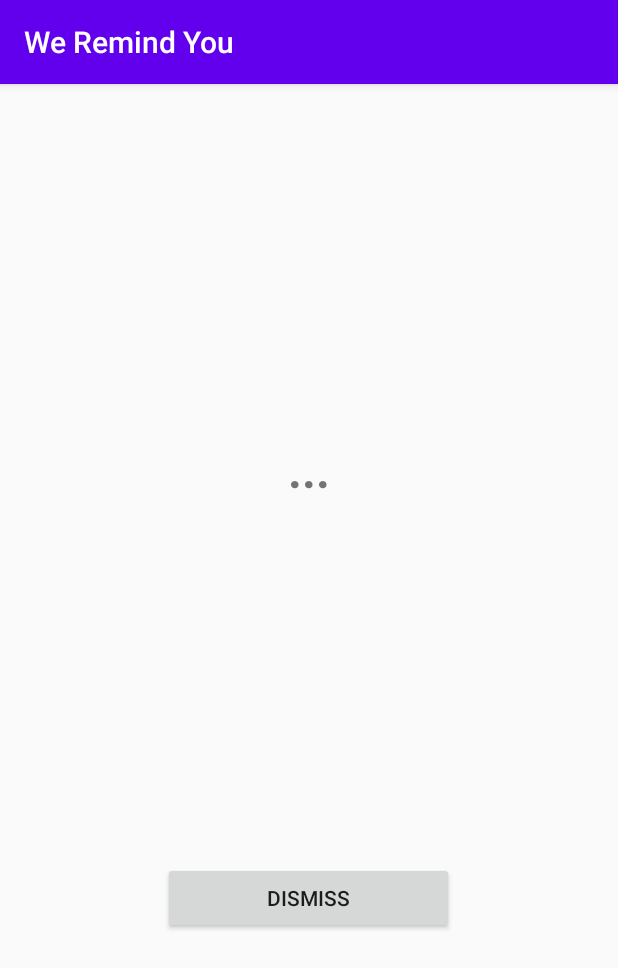
After one commit to GUNDUPOOJA/WeRemindYou, an Android app: the Ringing screen opened directly, with no data from a screen before it, on a phone screen of 412 x 824 dp. The commit adds this screen. Shown: the top 968 px of the screen. Run offline under Robolectric (Android 15) with nearby library versions, the phone set to English and light mode, and no system bars.

Commit message:
Added and modified files

```diff
--- a/app/src/main/AndroidManifest.xml
+++ b/app/src/main/AndroidManifest.xml
@@ -9,6 +9,7 @@
         android:roundIcon="@mipmap/ic_launcher_round"
         android:supportsRtl="true"
         android:theme="@style/AppTheme">
+        <activity android:name=".Ringing"></activity>
         <activity android:name=".MainActivity">
             <intent-filter>
                 <action android:name="android.intent.action.MAIN" />
--- /dev/null
+++ b/app/src/main/java/com/example/weremindyou/Ringing.java
@@ -0,0 +1,19 @@
+package com.example.weremindyou;
+
+import androidx.appcompat.app.AppCompatActivity;
+
+import android.os.Bundle;
+import android.view.View;
+
+public class Ringing extends AppCompatActivity {
+
+    @Override
+    protected void onCreate(Bundle savedInstanceState) {
+        super.onCreate(savedInstanceState);
+        setContentView(R.layout.activity_ringing);
+    }
+    public void onDismissClick(View view)
+    {
+        finish();
+    }
+}
--- a/app/src/main/res/layout/ringing.xml
+++ b/app/src/main/res/layout/activity_ringing.xml
@@ -1,44 +1,46 @@
 <?xml version="1.0" encoding="utf-8"?>
 <LinearLayout xmlns:android="http://schemas.android.com/apk/res/android"
+    android:layout_width="fill_parent"
+    android:layout_height="fill_parent"
+    android:onClick="onDismissClick"
     android:orientation="vertical"
-    android:padding="4dip"
-    android:layout_width="fill_parent"
-    android:layout_height="fill_parent">
+    android:padding="4dip">
+
     <TextView
         android:id="@+id/name"
-        android:layout_weight="2"
         android:layout_width="fill_parent"
         android:layout_height="0sp"
+        android:layout_weight="2"
         android:gravity="center"
         android:padding="8dip"
+        android:text="..."
         android:textSize="32dip"
-        android:textStyle="bold"
-        android:text="..." />
+        android:textStyle="bold" />
 
     <LinearLayout xmlns:android="http://schemas.android.com/apk/res/android"
+        android:layout_width="fill_parent"
+        android:layout_height="0sp"
+        android:layout_weight="1"
         android:orientation="horizontal"
-        android:padding="8dip"
-        android:layout_weight="1"
-        android:layout_width="fill_parent"
-        android:layout_height="0sp">
+        android:padding="8dip">
 
         <View
-            android:layout_weight="1"
             android:layout_width="0sp"
-            android:layout_height="wrap_content" />
+            android:layout_height="wrap_content"
+            android:layout_weight="1" />
 
         <Button
             android:id="@+id/dismiss"
-            android:layout_weight="2"
             android:layout_width="0sp"
             android:layout_height="wrap_content"
-            android:text="Dismiss me"
-            android:onClick="onDismissClick" />
+            android:layout_weight="2"
+            android:onClick="onDismissClick"
+            android:text="Dismiss" />
 
         <View
-            android:layout_weight="1"
             android:layout_width="0sp"
-            android:layout_height="wrap_content" />
+            android:layout_height="wrap_content"
+            android:layout_weight="1" />
 
     </LinearLayout>
 
```
Also changed, not shown: app/src/main/java/com/example/weremindyou/MainActivity.java (+5 -5 lines).
